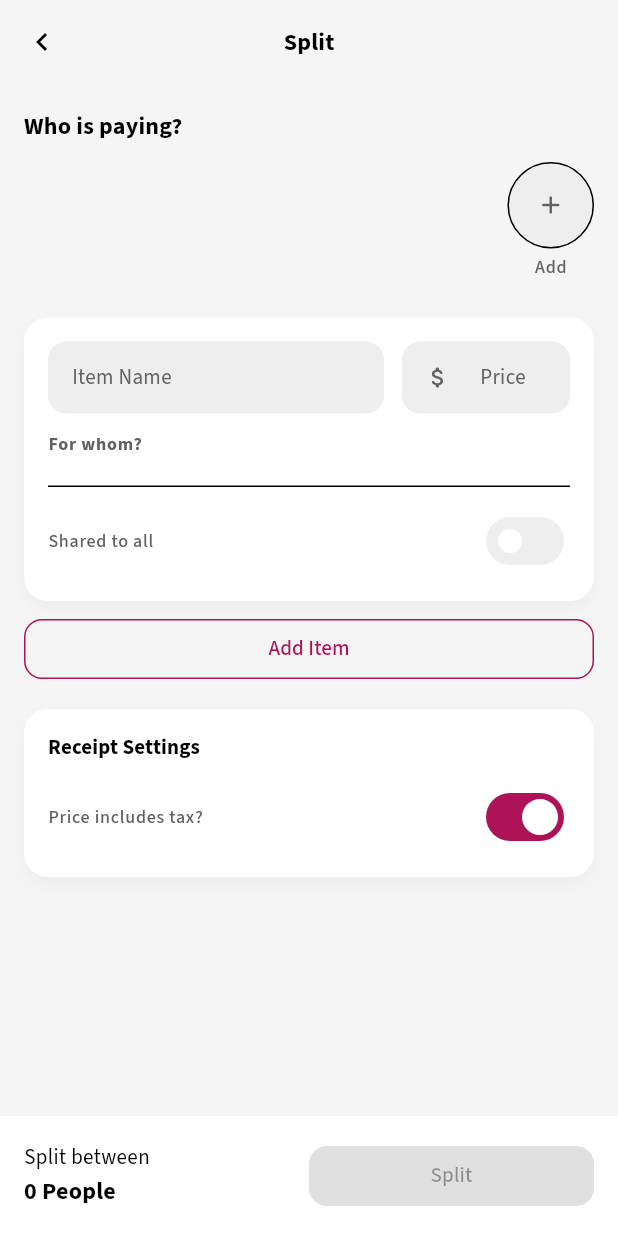
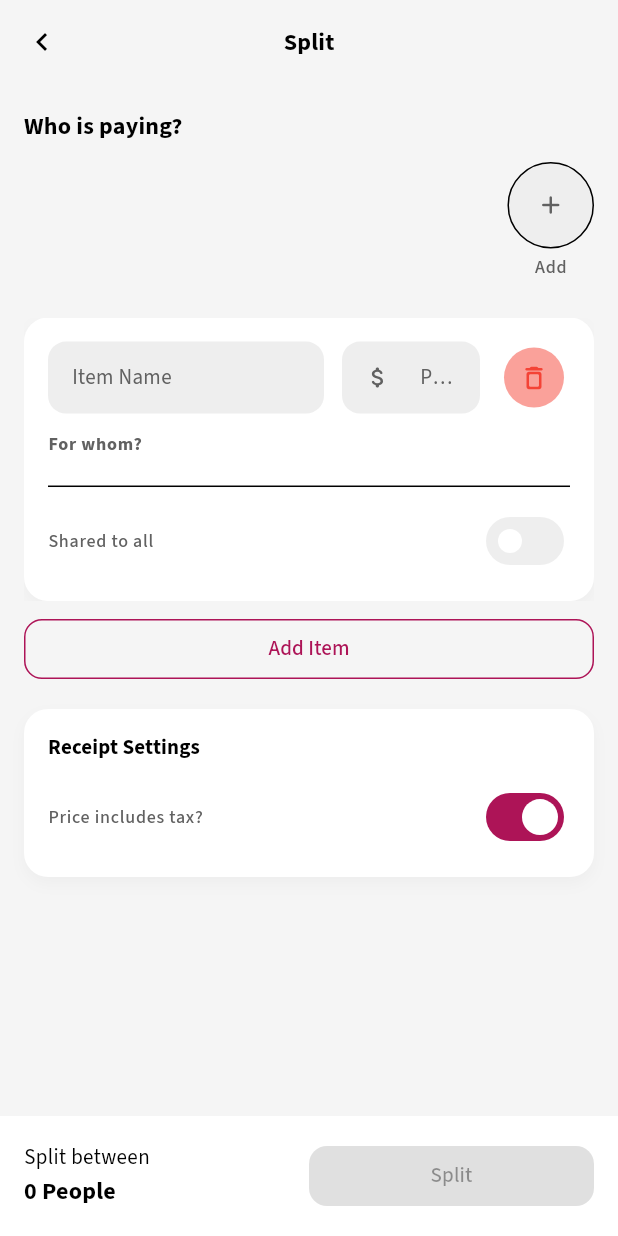
Before and after one commit to Zer0-01/numeru, a Flutter app: the SplitScreen screen opened directly, after a tap on the "add" icon, after a tap on the "close" icon, after a tap on "Add Item", on a phone screen of 412 x 824 dp. Run offline on Flutter 3.47's test engine with Material 3 defaults, Android fonts, the phone set to English and light mode, and no system bars; our stand-ins replace adaptive_theme, auto_route, equatable, flutter_bloc, google_fonts, logger and 2 more; accounts and stored records are empty; network calls fail.

Commit message:
feat: Implement item removal functionality with confirmation dialog and animated UI updates.

```diff
--- a/lib/presentation/screen/split/bloc/split_bloc.dart
+++ b/lib/presentation/screen/split/bloc/split_bloc.dart
@@ -16,6 +16,7 @@ class SplitBloc extends Bloc<SplitEvent, SplitState> {
     on<OnAddPeopleEvent>(_onAddPeopleEvent);
     on<OnRemovePeopleEvent>(_onRemovePeopleEvent);
     on<OnAddItemEvent>(_onAddItemEvent);
+    on<OnRemoveItemEvent>(_onRemoveItemEvent);
     on<OnUpdateItemEvent>(_onUpdateItemEvent);
     on<OnToggleItemPersonEvent>(_onToggleItemPersonEvent);
     on<OnToggleAllItemPersonsEvent>(_onToggleAllItemPersonsEvent);
@@ -51,6 +52,14 @@ class SplitBloc extends Bloc<SplitEvent, SplitState> {
 
     final updatedItems = List<ItemModel>.from(state.itemsModel);
     updatedItems.add(ItemModel(id: nextId, name: '', price: 0, personIds: []));
+
+    emit(state.copyWith(itemsModel: updatedItems));
+  }
+
+  void _onRemoveItemEvent(OnRemoveItemEvent event, Emitter<SplitState> emit) {
+    _logger.debug("OnRemoveItemEvent: ${event.itemId}");
+    final updatedItems =
+        state.itemsModel.where((item) => item.id != event.itemId).toList();
 
     emit(state.copyWith(itemsModel: updatedItems));
   }
--- a/lib/presentation/screen/split/bloc/split_event.dart
+++ b/lib/presentation/screen/split/bloc/split_event.dart
@@ -24,6 +24,14 @@ class OnRemovePeopleEvent extends SplitEvent {
 
 class OnAddItemEvent extends SplitEvent {
   const OnAddItemEvent();
+}
+
+class OnRemoveItemEvent extends SplitEvent {
+  final int itemId;
+  const OnRemoveItemEvent(this.itemId);
+
+  @override
+  List<Object> get props => [itemId];
 }
 
 class OnUpdateItemEvent extends SplitEvent {
--- a/lib/presentation/screen/split/widgets/item_card_widget.dart
+++ b/lib/presentation/screen/split/widgets/item_card_widget.dart
@@ -4,32 +4,31 @@ import 'package:numeru/data/models/item_model.dart';
 import 'package:numeru/data/models/person_model.dart';
 import 'package:numeru/extensions/context_extension.dart';
 import 'package:numeru/presentation/common_widgets/app_chip_widget.dart';
+import 'package:numeru/presentation/common_widgets/app_dialog_widget.dart';
 import 'package:numeru/presentation/common_widgets/app_switch_widget.dart';
 import 'package:numeru/presentation/common_widgets/app_text_field_widget.dart';
+import 'package:numeru/presentation/common_widgets/buttons/app_filled_button_widget.dart';
+import 'package:numeru/presentation/common_widgets/buttons/app_outlined_button_widget.dart';
 import 'package:numeru/presentation/screen/split/bloc/split_bloc.dart';
 
 class ItemCardWidget extends StatelessWidget {
   final ItemModel item;
   final List<PersonModel> persons;
+  final Animation<double>? animation;
 
-  const ItemCardWidget({super.key, required this.item, required this.persons});
+  const ItemCardWidget({
+    super.key,
+    required this.item,
+    required this.persons,
+    this.animation,
+  });
 
   @override
   Widget build(BuildContext context) {
     final bool isSharedToAll =
         item.personIds.length == persons.length && persons.isNotEmpty;
 
-    return TweenAnimationBuilder<double>(
-      duration: const Duration(milliseconds: 400),
-      curve: Curves.easeOutCubic,
-      tween: Tween<double>(begin: 0.0, end: 1.0),
-      builder: (context, value, child) {
-        return Transform.translate(
-          offset: Offset(0, -20 * (1 - value)),
-          child: Opacity(opacity: value, child: child),
-        );
-      },
-      child: Container(
+    Widget content = Container(
       padding: const EdgeInsets.all(16),
       decoration: BoxDecoration(
         color: context.colorScheme.surfaceContainerLowest,
@@ -68,16 +67,46 @@ class ItemCardWidget extends StatelessWidget {
                     decimal: true,
                   ),
                   initialValue: item.price > 0 ? item.price.toString() : "",
-                    prefixIcon: const Icon(
-                      Icons.attach_money_rounded,
-                      size: 18,
-                    ),
+                  prefixIcon: const Icon(Icons.attach_money_rounded, size: 18),
                   onChanged: (val) {
                     final price = double.tryParse(val) ?? 0.0;
                     context.read<SplitBloc>().add(
                       OnUpdateItemEvent(id: item.id, price: price),
                     );
                   },
+                ),
+              ),
+              IconButton.filledTonal(
+                onPressed: () {
+                  showDialog(
+                    context: context,
+                    builder:
+                        (dialogContext) => AppDialogWidget.alert(
+                          title: "Remove Item",
+                          subtitle: "Are you sure you want to remove this item?",
+                          secondaryButton: AppOutlinedButtonWidget(
+                            label: "Cancel",
+                            onPressed: () => Navigator.pop(dialogContext),
+                          ),
+                          primaryButton: AppFilledButtonWidget(
+                            label: "Remove",
+                            onPressed: () {
+                              context.read<SplitBloc>().add(
+                                OnRemoveItemEvent(item.id),
+                              );
+                              Navigator.pop(dialogContext);
+                            },
+                          ),
+                        ),
+                  );
+                },
+                iconSize: 20,
+                icon: const Icon(Icons.delete_outline_rounded),
+                style: IconButton.styleFrom(
+                  foregroundColor: context.colorScheme.error,
+                  backgroundColor: context.colorScheme.errorContainer.withValues(
+                    alpha: 0.5,
+                  ),
                 ),
               ),
             ],
@@ -133,10 +162,7 @@ class ItemCardWidget extends StatelessWidget {
                 value: isSharedToAll,
                 onChanged: (val) {
                   context.read<SplitBloc>().add(
-                      OnToggleAllItemPersonsEvent(
-                        itemId: item.id,
-                        isShared: val,
-                      ),
+                    OnToggleAllItemPersonsEvent(itemId: item.id, isShared: val),
                   );
                 },
               ),
@@ -144,7 +170,26 @@ class ItemCardWidget extends StatelessWidget {
           ),
         ],
       ),
-      ),
+    );
+
+    if (animation != null) {
+      return SizeTransition(
+        sizeFactor: animation!,
+        child: FadeTransition(opacity: animation!, child: content),
+      );
+    }
+
+    return TweenAnimationBuilder<double>(
+      duration: const Duration(milliseconds: 400),
+      curve: Curves.easeOutCubic,
+      tween: Tween<double>(begin: 0.0, end: 1.0),
+      builder: (context, value, child) {
+        return Transform.translate(
+          offset: Offset(0, -20 * (1 - value)),
+          child: Opacity(opacity: value, child: child),
+        );
+      },
+      child: content,
     );
   }
 }
--- a/lib/presentation/screen/split/widgets/item_list_widget.dart
+++ b/lib/presentation/screen/split/widgets/item_list_widget.dart
@@ -1,41 +1,89 @@
 import 'package:flutter/material.dart';
 import 'package:flutter_bloc/flutter_bloc.dart';
+import 'package:numeru/data/models/item_model.dart';
 import 'package:numeru/presentation/common_widgets/buttons/app_outlined_button_widget.dart';
 import 'package:numeru/presentation/screen/split/bloc/split_bloc.dart';
 import 'package:numeru/presentation/screen/split/widgets/item_card_widget.dart';
 
-class ItemListWidget extends StatelessWidget {
+class ItemListWidget extends StatefulWidget {
   const ItemListWidget({super.key});
 
   @override
+  State<ItemListWidget> createState() => _ItemListWidgetState();
+}
+
+class _ItemListWidgetState extends State<ItemListWidget> {
+  final GlobalKey<SliverAnimatedListState> _listKey =
+      GlobalKey<SliverAnimatedListState>();
+  List<ItemModel> _items = [];
+
+  @override
   Widget build(BuildContext context) {
-    return BlocBuilder<SplitBloc, SplitState>(
+    return BlocConsumer<SplitBloc, SplitState>(
+      listener: (context, state) {
+        final newItems = state.itemsModel;
+        if (_items.length < newItems.length) {
+          // Item added
+          _listKey.currentState?.insertItem(newItems.length - 1);
+        } else if (_items.length > newItems.length) {
+          // Item removed
+          int removedIndex = -1;
+          for (int i = 0; i < _items.length; i++) {
+            if (!newItems.any((item) => item.id == _items[i].id)) {
+              removedIndex = i;
+              break;
+            }
+          }
+
+          if (removedIndex != -1) {
+            final removedItem = _items[removedIndex];
+            _listKey.currentState?.removeItem(
+              removedIndex,
+              (context, animation) => ItemCardWidget(
+                key: ValueKey(removedItem.id),
+                item: removedItem,
+                persons: state.peopleModel,
+                animation: animation,
+              ),
+            );
+          }
+        }
+        _items = List.from(newItems);
+      },
       builder: (context, state) {
         return SliverPadding(
           padding: const EdgeInsetsGeometry.symmetric(
             horizontal: 16,
             vertical: 8,
           ),
-          sliver: SliverList.separated(
-            separatorBuilder: (context, index) => const SizedBox(height: 8),
-            itemCount: state.itemsModel.length + 1,
-            itemBuilder: (context, index) {
-              if (index == state.itemsModel.length) {
-                return AppOutlinedButtonWidget(
+          sliver: SliverMainAxisGroup(
+            slivers: [
+              SliverAnimatedList(
+                key: _listKey,
+                initialItemCount: _items.length,
+                itemBuilder: (context, index, animation) {
+                  if (index >= _items.length) return const SizedBox.shrink();
+                  final item = _items[index];
+                  return Padding(
+                    padding: const EdgeInsets.only(bottom: 8.0),
+                    child: ItemCardWidget(
+                      key: ValueKey(item.id),
+                      item: item,
+                      persons: state.peopleModel,
+                      animation: animation,
+                    ),
+                  );
+                },
+              ),
+              SliverToBoxAdapter(
+                child: AppOutlinedButtonWidget(
                   label: "Add Item",
                   onPressed: () {
                     context.read<SplitBloc>().add(const OnAddItemEvent());
                   },
-                );
-              }
-
-              final item = state.itemsModel[index];
-              return ItemCardWidget(
-                key: ValueKey(item.id),
-                item: item,
-                persons: state.peopleModel,
-              );
-            },
+                ),
+              ),
+            ],
           ),
         );
       },
```
Also changed, not shown: lib/presentation/common_widgets/app_dialog_widget.dart (+41 -12 lines). Lines whose indentation alone changed are shown as unchanged.
